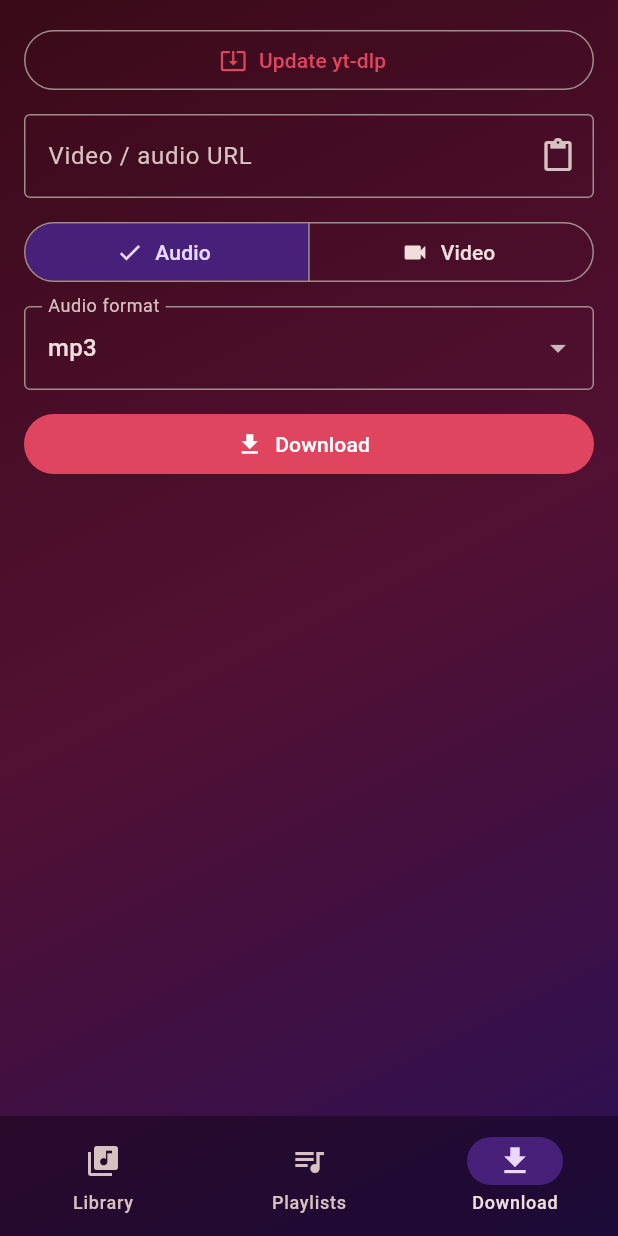
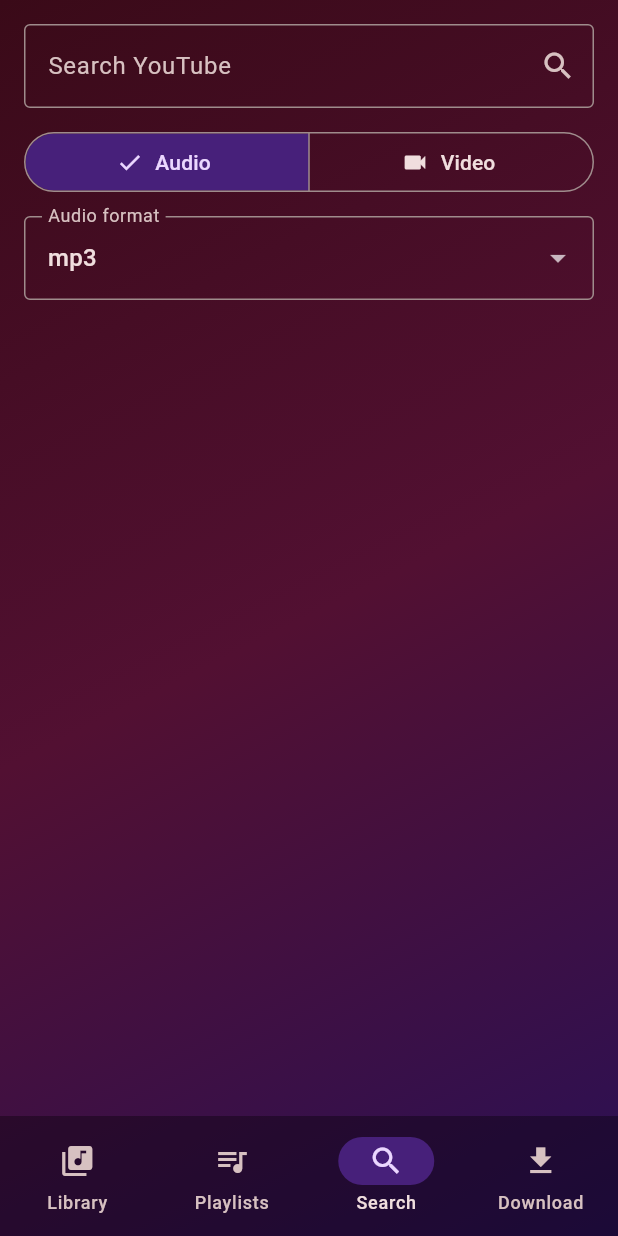
Before and after one commit to HassanAyoub457/music_player, a Flutter app: the screen it shows after launch, item 3 of the bottom bar chosen, on a phone screen of 412 x 824 dp. Run offline on Flutter 3.47's test engine with Material 3 defaults, Android fonts, the phone set to English and light mode, and no system bars; our stand-ins replace just_audio, just_audio_background, permission_handler, shared_preferences; missing offline and left inert: audio_metadata_reader; statements that could not run were skipped.

Commit message:
feat(search): integrate youtube search results page

```diff
--- a/lib/downloader.dart
+++ b/lib/downloader.dart
@@ -2,6 +2,29 @@ import 'package:flutter/foundation.dart';
 import 'package:flutter/services.dart';
 
 import 'player_controller.dart';
+
+/// One row of a YouTube search.
+class SearchResult {
+  final String id, title, channel, url;
+  final double? duration; // seconds; null for live streams
+  const SearchResult({
+    required this.id,
+    required this.title,
+    required this.channel,
+    required this.url,
+    this.duration,
+  });
+
+  String get thumbnail => 'https://i.ytimg.com/vi/$id/mqdefault.jpg';
+
+  factory SearchResult.fromMap(Map<String, dynamic> m) => SearchResult(
+        id: m['id'] as String,
+        title: m['title'] as String? ?? '',
+        channel: m['channel'] as String? ?? '',
+        url: m['url'] as String? ?? 'https://www.youtube.com/watch?v=${m['id']}',
+        duration: (m['duration'] as num?)?.toDouble(),
+      );
+}
 
 class DownloadJob {
   final String id;
@@ -42,9 +65,19 @@ class Downloader extends ChangeNotifier {
     notifyListeners();
   }
 
-  Future<void> start(String url, {required bool audio, required String format}) async {
+  /// Searches YouTube through yt-dlp, so no API key is needed.
+  Future<List<SearchResult>> search(String query, {int count = 15}) async {
+    final raw = await _m.invokeMethod<List<dynamic>>('search', {'query': query, 'count': count});
+    return [
+      for (final r in raw ?? const []) SearchResult.fromMap(Map<String, dynamic>.from(r as Map)),
+    ];
+  }
+
+  /// Starts a download and returns its job id.
+  Future<String> start(String url, {required bool audio, required String format, String? title}) async {
     final id = DateTime.now().microsecondsSinceEpoch.toString();
     jobs[id] = DownloadJob(id, url);
+    if (title != null && title.isNotEmpty) jobs[id]!.title = title;
     notifyListeners();
     final dir = await PlayerController.downloadDir();
     jobs[id]!.outDir = dir.path;
@@ -56,6 +89,7 @@ class Downloader extends ChangeNotifier {
         ..status = e.message ?? 'Failed';
       notifyListeners();
     }
+    return id;
   }
 
   bool updating = false;
--- a/lib/main.dart
+++ b/lib/main.dart
@@ -8,6 +8,7 @@ import 'library_page.dart';
 import 'perf_logger.dart';
 import 'player_controller.dart';
 import 'playlists_page.dart';
+import 'search_page.dart';
 import 'theme.dart';
 import 'track_artwork.dart';
 import 'widgets.dart';
@@ -63,7 +64,7 @@ class _HomeState extends State<Home> {
 
   @override
   Widget build(BuildContext context) => Scaffold(
-    body: IndexedStack(index: tab, children: const [LibraryPage(), PlaylistsPage(), DownloadPage()]),
+    body: IndexedStack(index: tab, children: const [LibraryPage(), PlaylistsPage(), SearchPage(), DownloadPage()]),
     bottomNavigationBar: Column(
       mainAxisSize: MainAxisSize.min,
       children: [
@@ -74,6 +75,7 @@ class _HomeState extends State<Home> {
           destinations: const [
             NavigationDestination(icon: Icon(Icons.library_music), label: 'Library'),
             NavigationDestination(icon: Icon(Icons.queue_music), label: 'Playlists'),
+            NavigationDestination(icon: Icon(Icons.search), label: 'Search'),
             NavigationDestination(icon: Icon(Icons.download), label: 'Download'),
           ],
         ),
--- /dev/null
+++ b/lib/search_page.dart
@@ -0,0 +1,220 @@
+import 'package:flutter/material.dart';
+import 'package:flutter/services.dart';
+import 'package:provider/provider.dart';
+
+import 'downloader.dart';
+
+/// Search YouTube (through yt-dlp) and download a result with one tap.
+class SearchPage extends StatefulWidget {
+  const SearchPage({super.key});
+  @override
+  State<SearchPage> createState() => _SearchPageState();
+}
+
+class _SearchPageState extends State<SearchPage> {
+  final query = TextEditingController();
+  bool audio = true;
+  String format = 'mp3';
+
+  List<SearchResult> results = [];
+  bool searching = false;
+  String? searchError;
+  final jobFor = <String, String>{}; // result id -> download job id
+  final starting = <String>{}; // results whose download is being handed over
+
+  @override
+  void dispose() {
+    query.dispose();
+    super.dispose();
+  }
+
+  Future<void> _search(Downloader d) async {
+    final q = query.text.trim();
+    if (q.isEmpty || searching || !d.ready) return;
+    FocusScope.of(context).unfocus();
+    setState(() {
+      searching = true;
+      searchError = null;
+    });
+    try {
+      final r = await d.search(q);
+      if (!mounted) return;
+      setState(() {
+        results = r;
+        if (r.isEmpty) searchError = 'No results for "$q".';
+      });
+    } on PlatformException catch (e) {
+      if (!mounted) return;
+      setState(() {
+        results = [];
+        searchError = 'Search failed: ${e.message}';
+      });
+    } finally {
+      if (mounted) setState(() => searching = false);
+    }
+  }
+
+  String _duration(double? seconds) {
+    if (seconds == null) return 'Live';
+    final s = seconds.round();
+    final h = s ~/ 3600, m = (s % 3600) ~/ 60, sec = s % 60;
+    final ss = sec.toString().padLeft(2, '0');
+    return h > 0 ? '$h:${m.toString().padLeft(2, '0')}:$ss' : '$m:$ss';
+  }
+
+  Future<void> _download(Downloader d, SearchResult r) async {
+    if (starting.contains(r.id)) return;
+    setState(() => starting.add(r.id));
+    final jobId = await d.start(r.url, audio: audio, format: format, title: r.title);
+    if (!mounted) return;
+    setState(() {
+      starting.remove(r.id);
+      jobFor[r.id] = jobId;
+    });
+    ScaffoldMessenger.of(context)
+      ..hideCurrentSnackBar()
+      ..showSnackBar(
+        SnackBar(
+          content: Text('Downloading "${r.title}" — progress is on the Download tab'),
+          duration: const Duration(seconds: 3),
+        ),
+      );
+  }
+
+  /// Spinner while downloading, check when done, and a retry button if it
+  /// failed or was cancelled (so a result can always be tried again).
+  Widget _trailing(Downloader d, SearchResult r) {
+    final job = d.jobs[jobFor[r.id]];
+    final active = job != null && !job.done && !job.failed && !job.cancelled;
+    if (starting.contains(r.id) || active) {
+      return Padding(
+        padding: const EdgeInsets.all(14),
+        child: SizedBox(
+          width: 20,
+          height: 20,
+          child: CircularProgressIndicator(
+            strokeWidth: 2,
+            value: job != null && job.progress > 0 ? job.progress : null,
+          ),
+        ),
+      );
+    }
+    if (job != null && job.done) {
+      return const Padding(padding: EdgeInsets.all(12), child: Icon(Icons.check_circle));
+    }
+    final retry = job != null; // failed or cancelled
+    return IconButton(
+      tooltip: retry
+          ? 'Download failed \u2014 tap to retry'
+          : (audio ? 'Download audio ($format)' : 'Download video'),
+      icon: Icon(retry ? Icons.refresh : Icons.download),
+      onPressed: d.ready ? () => _download(d, r) : null,
+    );
+  }
+
+  Widget _resultTile(Downloader d, SearchResult r) {
+    return Card(
+      child: ListTile(
+        contentPadding: const EdgeInsets.fromLTRB(8, 4, 4, 4),
+        leading: ClipRRect(
+          borderRadius: BorderRadius.circular(8),
+          child: SizedBox(
+            width: 96,
+            height: 54,
+            child: Image.network(
+              r.thumbnail,
+              fit: BoxFit.cover,
+              cacheWidth: 192,
+              errorBuilder: (_, __, ___) => const ColoredBox(
+                color: Colors.black26,
+                child: Icon(Icons.music_video),
+              ),
+            ),
+          ),
+        ),
+        title: Text(r.title, maxLines: 2, overflow: TextOverflow.ellipsis),
+        subtitle: Text(
+          [if (r.channel.isNotEmpty) r.channel, _duration(r.duration)].join(' · '),
+          maxLines: 3,
+          overflow: TextOverflow.ellipsis,
+        ),
+        trailing: _trailing(d, r),
+      ),
+    );
+  }
+
+  @override
+  Widget build(BuildContext context) {
+    final d = context.watch<Downloader>();
+    final active = d.jobs.values.where((j) => !j.done && !j.failed && !j.cancelled).length;
+
+    return SafeArea(
+      child: ListView(
+        padding: const EdgeInsets.all(16),
+        children: [
+          if (d.initError != null)
+            Card(
+              color: Theme.of(context).colorScheme.errorContainer,
+              child: Padding(padding: const EdgeInsets.all(12), child: Text('yt-dlp failed to start: ${d.initError}')),
+            ),
+          TextField(
+            controller: query,
+            textInputAction: TextInputAction.search,
+            onSubmitted: (_) => _search(d),
+            decoration: InputDecoration(
+              labelText: d.ready ? 'Search YouTube' : 'Starting engine…',
+              border: const OutlineInputBorder(),
+              suffixIcon: searching
+                  ? const Padding(
+                      padding: EdgeInsets.all(12),
+                      child: SizedBox(width: 24, height: 24, child: CircularProgressIndicator(strokeWidth: 2)),
+                    )
+                  : IconButton(
+                      icon: const Icon(Icons.search),
+                      onPressed: d.ready ? () => _search(d) : null,
+                    ),
+            ),
+          ),
+          const SizedBox(height: 12),
+          SegmentedButton<bool>(
+            segments: const [
+              ButtonSegment(value: true, label: Text('Audio'), icon: Icon(Icons.audiotrack)),
+              ButtonSegment(value: false, label: Text('Video'), icon: Icon(Icons.videocam)),
+            ],
+            selected: {audio},
+            onSelectionChanged: (s) => setState(() => audio = s.first),
+          ),
+          if (audio)
+            Padding(
+              padding: const EdgeInsets.only(top: 12),
+              child: DropdownButtonFormField<String>(
+                initialValue: format,
+                decoration: const InputDecoration(labelText: 'Audio format', border: OutlineInputBorder()),
+                items: const ['mp3', 'm4a', 'opus', 'flac'].map((f) => DropdownMenuItem(value: f, child: Text(f))).toList(),
+                onChanged: (v) => setState(() => format = v!),
+              ),
+            ),
+          if (active > 0)
+            Padding(
+              padding: const EdgeInsets.only(top: 12),
+              child: Text('$active downloading — see the Download tab'),
+            ),
+          const SizedBox(height: 12),
+          if (searchError != null) Padding(padding: const EdgeInsets.only(bottom: 8), child: Text(searchError!)),
+          for (final r in results) _resultTile(d, r),
+          if (results.isNotEmpty)
+            Align(
+              alignment: Alignment.centerRight,
+              child: TextButton(
+                onPressed: () => setState(() {
+                  results = [];
+                  jobFor.clear();
+                }),
+                child: const Text('Clear results'),
+              ),
+            ),
+        ],
+      ),
+    );
+  }
+}
```
Also changed, not shown: lib/download_page.dart (+8 -0 lines), 1 other file.
